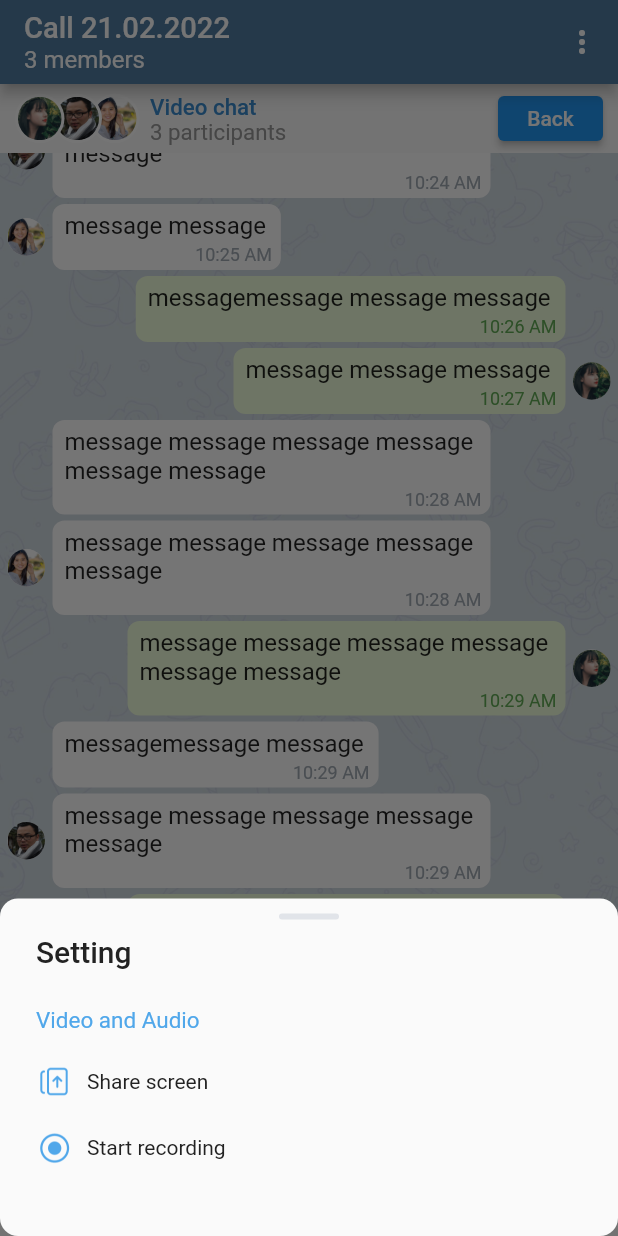
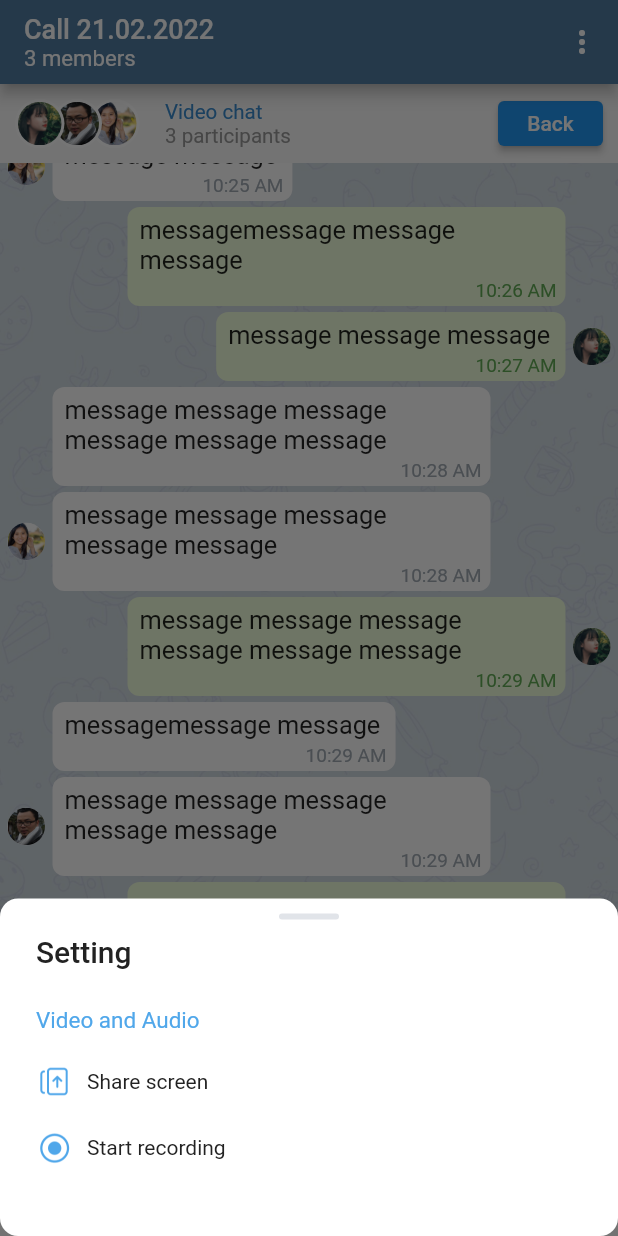
Before and after one commit to trungpb414/flutter_skyway, a Flutter app: the GroupChatView screen opened by its route, after a tap on the "more vert" icon, on a phone screen of 412 x 824 dp. Run offline on Flutter 3.47's test engine with Material 2 defaults, Android fonts, the phone set to English and light mode, and no system bars; our stand-ins replace dio, flutter_mobx, flutter_screenutil, flutter_svg, freezed_annotation, get and 5 more; generated files the repository leaves out were written again; statements that could not run were skipped.

Commit message:
update dialog context, responsive chat page ui

```diff
--- a/lib/presentation/app/app.main.dart
+++ b/lib/presentation/app/app.main.dart
@@ -14,6 +14,8 @@ class MainApp extends StatelessWidget {
   @override
   Widget build(BuildContext context) {
     return ScreenUtilInit(
+      designSize: Size(360, 780),
+      minTextAdapt: true,
       builder: () => GetMaterialApp(
         debugShowCheckedModeBanner: true,
         theme: ThemeData(
--- a/lib/presentation/video_chat/group_chat/group_chat.view.dart
+++ b/lib/presentation/video_chat/group_chat/group_chat.view.dart
@@ -23,12 +23,10 @@ class GroupChatView extends BaseView<GroupChatViewModel> {
           children: [
             Text(
               'Call ${viewModel.getCallTime()}',
-              style: TextStyle(fontSize: 17.sp, fontWeight: FontWeight.w500),
-            ),
+            ).defaultStyle().fontSize(17.sp).fontWeight(FontWeight.w500),
             Text(
               '${viewModel.users.length} members',
-              style: TextStyle(fontSize: 14.sp, fontWeight: FontWeight.w400),
-            ),
+            ).defaultStyle().fontSize(14.sp).fontWeight(FontWeight.w400),
           ],
         ),
         centerTitle: false,
@@ -36,7 +34,7 @@ class GroupChatView extends BaseView<GroupChatViewModel> {
           IconButton(
             icon: const Icon(Icons.more_vert_rounded),
             onPressed: () {
-              viewModel.showSetting(context);
+              viewModel.showSetting();
             },
           )
         ],
@@ -48,10 +46,13 @@ class GroupChatView extends BaseView<GroupChatViewModel> {
               padding: const EdgeInsets.symmetric(
                 horizontal: 10,
               ),
+              child: SizedBox(
+                height: 50.h,
                 child: Row(
-                mainAxisAlignment: MainAxisAlignment.spaceBetween,
                   children: [
-                  Stack(
+                    SizedBox(
+                      width: 100,
+                      child: Stack(
                         clipBehavior: Clip.none,
                         children: [
                           Positioned(
@@ -71,31 +72,30 @@ class GroupChatView extends BaseView<GroupChatViewModel> {
                               avatar: viewModel.users[0].picture,
                             ),
                           ),
-                      Positioned(
-                        left: 90,
-                        top: 0,
-                        child: Column(
-                          crossAxisAlignment: CrossAxisAlignment.start,
-                          children: [
-                            Text(
-                              'Video chat',
-                              style: TextStyle(
-                                  fontSize: 13.sp,
-                                  fontWeight: FontWeight.w500,
-                                  color: const Color(0xff3A8CCF)),
-                            ),
-                            Text(
-                              '3 participants',
-                              style: TextStyle(
-                                  fontSize: 13.sp,
-                                  fontWeight: FontWeight.w400,
-                                  color: const Color(0xff999999)),
-                            ),
                         ],
                       ),
                     ),
+                    Column(
+                      crossAxisAlignment: CrossAxisAlignment.start,
+                      mainAxisAlignment: MainAxisAlignment.center,
+                      children: [
+                        const Text(
+                          'Video chat',
+                        )
+                            .defaultStyle()
+                            .fontSize(13.sp)
+                            .fontWeight(FontWeight.w400)
+                            .color(Color(0xff3A8CCF)),
+                        Text(
+                          '${viewModel.users.length} participants',
+                        )
+                            .defaultStyle()
+                            .fontSize(13.sp)
+                            .fontWeight(FontWeight.w400)
+                            .color(const Color(0xff999999)),
                       ],
                     ),
+                    const Spacer(),
                     Padding(
                       padding: const EdgeInsets.symmetric(vertical: 8.0),
                       child: SizedBox(
@@ -112,6 +112,7 @@ class GroupChatView extends BaseView<GroupChatViewModel> {
                       ),
                     )
                   ],
+                ),
               ),
             ),
             Expanded(
@@ -147,7 +148,10 @@ class GroupChatView extends BaseView<GroupChatViewModel> {
                                 style: const TextStyle(
                                     color: Colors.white,
                                     fontWeight: FontWeight.w500),
-                              ),
+                              )
+                                  .defaultStyle()
+                                  .fontWeight(FontWeight.w500)
+                                  .color(Colors.white),
                             ),
                           ],
                         );
--- a/lib/presentation/video_chat/group_chat/group_chat.viewmodel.dart
+++ b/lib/presentation/video_chat/group_chat/group_chat.viewmodel.dart
@@ -165,18 +165,15 @@ abstract class _GroupChatViewModel extends BaseViewModel with Store {
     Get.back();
   }
 
-  void showSetting(BuildContext context) {
-    showModalBottomSheet(
-      context: context,
-      shape: RoundedRectangleBorder(
-        borderRadius: BorderRadius.circular(12.0),
-      ),
-      builder: (BuildContext context) {
-        return SettingBottomSheet(
+  void showSetting() {
+    Get.bottomSheet(
+        SettingBottomSheet(
           onRecordSelected: () {},
           onShareSelected: () {},
-        );
-      },
-    );
+        ),
+        shape: RoundedRectangleBorder(
+          borderRadius: BorderRadius.circular(12.0),
+        ),
+        backgroundColor: Colors.white);
   }
 }
--- a/lib/presentation/video_chat/group_chat/widgets/message_bubble.dart
+++ b/lib/presentation/video_chat/group_chat/widgets/message_bubble.dart
@@ -51,7 +51,7 @@ class SentBubleMessage extends StatelessWidget {
                   children: [
                     Text(messageModel.content ?? '')
                         .defaultStyle()
-                        .fontSize(16)
+                        .fontSize(16.sp)
                         .fontWeight(FontWeight.w400),
                     const SizedBox(
                       height: 3,
@@ -59,7 +59,7 @@ class SentBubleMessage extends StatelessWidget {
                     Text(
                       DateFormat('hh:mm a')
                           .format(messageModel.time ?? DateTime.now()),
-                    ).defaultStyle().fontSize(12).color(isSent
+                    ).defaultStyle().fontSize(12.sp).color(isSent
                         ? const Color(0xff62AC55)
                         : const Color(0xffA1AAB3)),
                   ],
--- a/lib/presentation/video_chat/video_chat.view.dart
+++ b/lib/presentation/video_chat/video_chat.view.dart
@@ -74,7 +74,7 @@ class VideoChatView extends BaseView<VideoChatViewModel> {
                       const Spacer(),
                       GestureDetector(
                         onTap: () {
-                          viewModel.showSetting(context);
+                          viewModel.showSetting();
                         },
                         child: Assets.images.icCircleBtnMore
                             .svg(height: 44, width: 44),
@@ -122,7 +122,7 @@ class VideoChatView extends BaseView<VideoChatViewModel> {
                       ),
                       ImageButton(
                         onPressed: () {
-                          viewModel.declineTrigger(context);
+                          viewModel.declineTrigger();
                         },
                         child: Assets.images.icCircleBtnDecline.svg(
                           height: 58,
--- a/lib/presentation/video_chat/video_chat.viewmodel.dart
+++ b/lib/presentation/video_chat/video_chat.viewmodel.dart
@@ -77,10 +77,9 @@ abstract class _VideoChatViewModel extends BaseViewModel with Store {
   toggleMicTrigger() {}
 
   @action
-  declineTrigger(BuildContext context) {
-    showDialog(
-      context: context,
-      builder: (BuildContext context) => EndCallDialog(
+  declineTrigger() {
+    Get.dialog(
+      EndCallDialog(
         onEndCall: () {
           peer?.disconnect();
           Get.back();
@@ -216,19 +215,16 @@ abstract class _VideoChatViewModel extends BaseViewModel with Store {
     Get.toNamed(Routes.GROUP_CHAT);
   }
 
-  void showSetting(BuildContext context) {
-    showModalBottomSheet(
-      context: context,
-      shape: RoundedRectangleBorder(
-        borderRadius: BorderRadius.circular(12.0),
-      ),
-      builder: (BuildContext context) {
-        return SettingBottomSheet(
+  void showSetting() {
+    Get.bottomSheet(
+        SettingBottomSheet(
           onRecordSelected: () {},
           onShareSelected: () {},
-        );
-      },
-    );
+        ),
+        shape: RoundedRectangleBorder(
+          borderRadius: BorderRadius.circular(12.0),
+        ),
+        backgroundColor: Colors.white);
   }
 }
 
```
Lines whose indentation alone changed are shown as unchanged.
